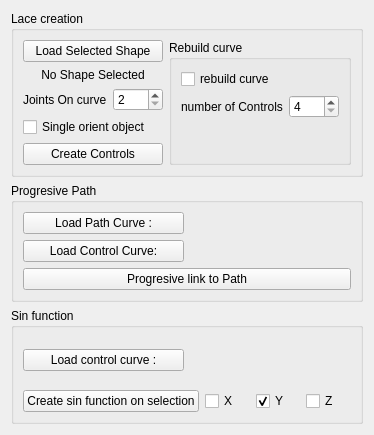
The window that Tools/Resources/UI_Laces.ui (rendermotion/RMPY) describes before a commit, drawn with Qt 5.
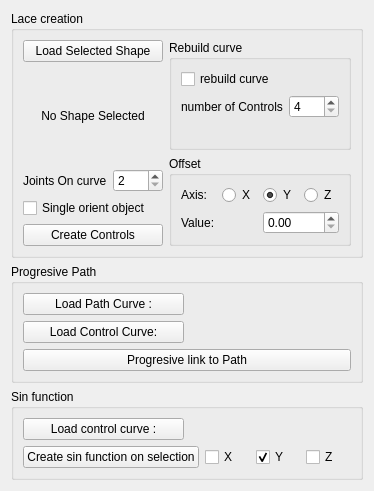
The same window after the commit.

Commit message: Laces system working

```diff
--- a/Tools/Resources/UI_Laces.ui
+++ b/Tools/Resources/UI_Laces.ui
@@ -6,8 +6,8 @@
    <rect>
     <x>0</x>
     <y>0</y>
-    <width>354</width>
-    <height>435</height>
+    <width>352</width>
+    <height>455</height>
    </rect>
   </property>
   <property name="windowTitle">
@@ -98,6 +98,8 @@
        </layout>
       </item>
       <item>
+       <layout class="QVBoxLayout" name="verticalLayout_6">
+        <item>
        <widget class="QGroupBox" name="RebuildGrp">
         <property name="title">
          <string>Rebuild curve</string>
@@ -149,6 +151,69 @@
          </item>
         </layout>
        </widget>
+        </item>
+        <item>
+         <widget class="QGroupBox" name="groupBox_2">
+          <property name="title">
+           <string>Offset</string>
+          </property>
+          <layout class="QVBoxLayout" name="verticalLayout_7">
+           <item>
+            <layout class="QHBoxLayout" name="horizontalLayout_9">
+             <item>
+              <widget class="QLabel" name="label_2">
+               <property name="text">
+                <string>Axis:</string>
+               </property>
+              </widget>
+             </item>
+             <item>
+              <widget class="QRadioButton" name="X_offsetAxis_radio">
+               <property name="text">
+                <string>X</string>
+               </property>
+               <property name="checked">
+                <bool>false</bool>
+               </property>
+              </widget>
+             </item>
+             <item>
+              <widget class="QRadioButton" name="Y_offsetAxis_radio">
+               <property name="text">
+                <string>Y</string>
+               </property>
+               <property name="checked">
+                <bool>true</bool>
+               </property>
+              </widget>
+             </item>
+             <item>
+              <widget class="QRadioButton" name="Z_offsetAxis_radio">
+               <property name="text">
+                <string>Z</string>
+               </property>
+              </widget>
+             </item>
+            </layout>
+           </item>
+           <item>
+            <layout class="QHBoxLayout" name="horizontalLayout_8">
+             <item>
+              <widget class="QLabel" name="label">
+               <property name="text">
+                <string>Value:</string>
+               </property>
+              </widget>
+             </item>
+             <item>
+              <widget class="QDoubleSpinBox" name="doubleSpinBox"/>
+             </item>
+            </layout>
+           </item>
+          </layout>
+         </widget>
+        </item>
+       </layout>
       </item>
      </layout>
     </widget>
```
Lines whose indentation alone changed are shown as unchanged. The commit also changes 101 other files.
